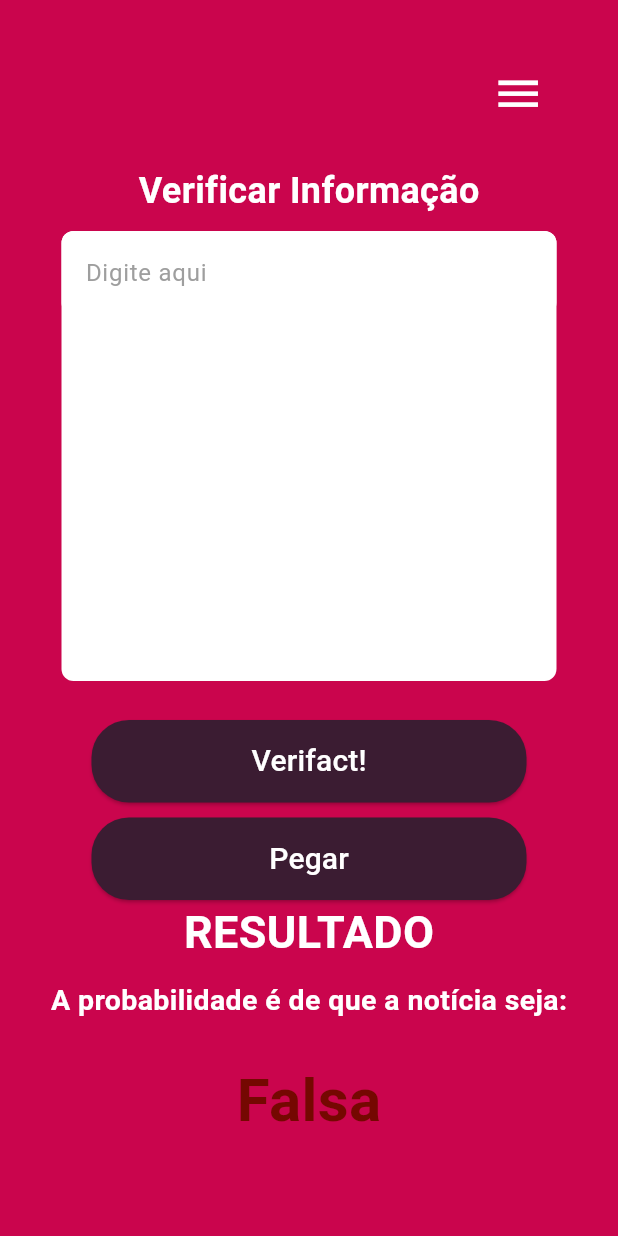
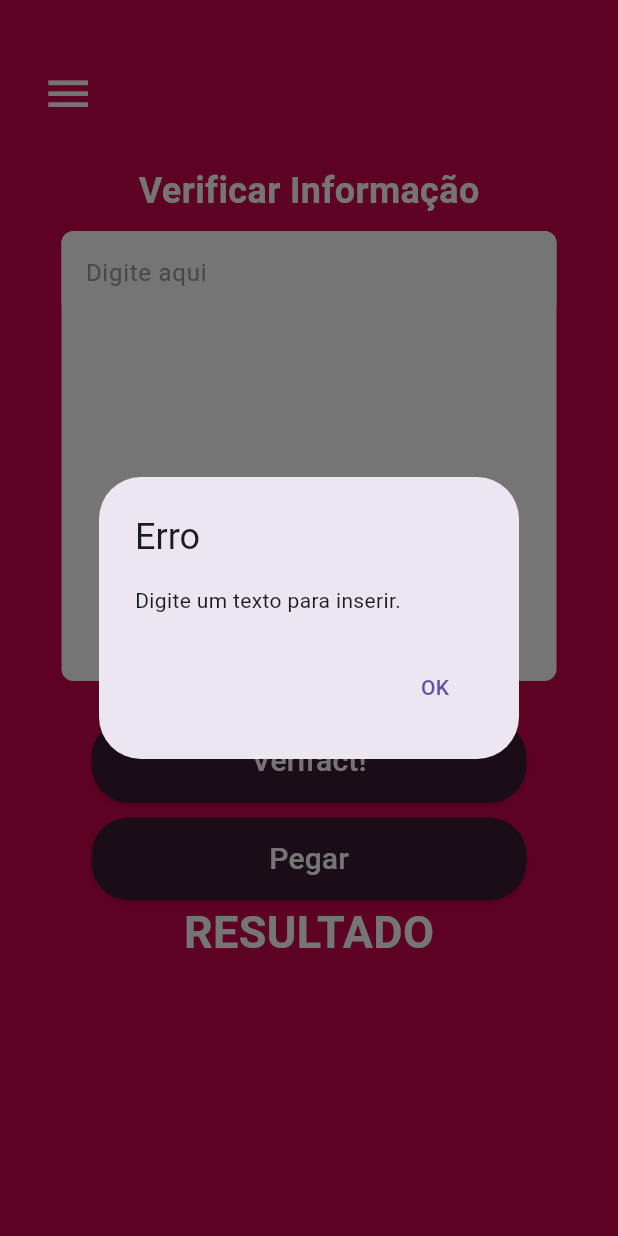
Before and after one commit to danieljmartins/projeto-interdisciplinar-quinto-semestre-mobile, a Flutter app: the Pesquisa screen opened directly, after a tap on "Verifact!", on a phone screen of 412 x 824 dp. Run offline on Flutter 3.47's test engine with Material 3 defaults, Android fonts, the phone set to English and light mode, and no system bars.

Commit message:
parte do bd

```diff
--- a/lib/pesquisa.dart
+++ b/lib/pesquisa.dart
@@ -3,57 +3,100 @@ import 'package:http/http.dart' as http;
 import 'dart:convert';
 import 'package:logging/logging.dart';
 
-class Pesquisa extends StatelessWidget {
-  const Pesquisa({super.key});
+class Pesquisa extends StatefulWidget {
+  const Pesquisa({Key? key}) : super(key: key);
+
+  @override
+  _PesquisaState createState() => _PesquisaState();
+}
+
+class _PesquisaState extends State<Pesquisa> {
+  final TextEditingController controller = TextEditingController();
+  final Logger logger = Logger('PesquisaLogger');
+  String resultado = '';
+
+  Future<void> inserirResultado(String texto) async {
+    final url = Uri.parse('http://10.0.2.2:5000/inserirTexto'); // Ajuste para o emulador Android
+
+    try {
+      final response = await http.post(
+        url,
+        headers: {'Content-Type': 'application/json'},
+        body: jsonEncode({'texto': texto}),
+      );
+
+      if (response.statusCode == 201) {
+        final responseData = jsonDecode(response.body);
+        logger.info('Resultado inserido com sucesso: ${responseData['id']}');
+      } else {
+        logger.warning('Falha ao inserir resultado. Status code: ${response.statusCode}');
+      }
+    } catch (error) {
+      logger.severe('Erro ao fazer a requisição: $error');
+    }
+  }
+
+Future<void> buscarResultado(BuildContext context) async {
+  try {
+    final response = await http.get(
+      Uri.parse('http://10.0.2.2:5000/resultado'),
+    );
+
+    if (response.statusCode == 200) {
+      // Decodifica a resposta para um mapa (objeto JSON)
+      Map<String, dynamic> responseData = jsonDecode(response.body);
+
+      // Verifica se o mapa possui as chaves esperadas
+      if (responseData.containsKey('id') && responseData.containsKey('resultado')) {
+        setState(() {
+          resultado = responseData['resultado'];
+        });
+      } else {
+        _showDialog(context, 'Formato de resposta inválido.');
+      }
+    } else {
+      _showDialog(context, 'Falha ao buscar resultados: ${response.reasonPhrase}');
+    }
+  } catch (error) {
+    _showDialog(context, 'Erro ao fazer a requisição: $error');
+  }
+}
+  void _showDialog(BuildContext context, String message) {
+    showDialog(
+      context: context,
+      builder: (BuildContext context) {
+        return AlertDialog(
+          title: const Text('Erro'),
+          content: Text(message),
+          actions: <Widget>[
+            TextButton(
+              onPressed: () {
+                Navigator.of(context).pop();
+              },
+              child: const Text('OK'),
+            ),
+          ],
+        );
+      },
+    );
+  }
 
   @override
   Widget build(BuildContext context) {
-    final TextEditingController controller = TextEditingController();
-    final Logger logger = Logger('PesquisaLogger');
-
-    Future<void> inserirResultado(String result) async {
-      final response = await http.post(
-        Uri.parse(
-            'postgresql://postgres:dfXFikymJcYDSjzLfAAPvJIQeOQKvCjD@monorail.proxy.rlwy.net:33482/railway/resultados'),
-        headers: {'Content-Type': 'application/json'},
-        body: jsonEncode({'result': result}),
-      );
-
-      if (response.statusCode == 201) {
-        logger.info('Resultado inserido com sucesso');
-      } else {
-        logger.warning('Falha ao inserir resultado');
-      }
-    }
-
-    Future<void> buscarResultado() async {
-      final response = await http.get(
-        Uri.parse(
-            'postgresql://postgres:dfXFikymJcYDSjzLfAAPvJIQeOQKvCjD@monorail.proxy.rlwy.net:33482/railway/resultados'),
-      );
-
-      if (response.statusCode == 200) {
-        logger.info('Resultado: ${response.body}');
-      } else {
-        logger.warning('Falha ao buscar resultados');
-      }
-    }
-
     return Scaffold(
       backgroundColor: const Color(0xFFCA054D),
       body: Stack(
         alignment: Alignment.topCenter,
         children: [
-          // Cabeçalho
           Positioned(
             top: 37.0,
-            left: 320.0,
+            left: 20.0,
             child: IconButton(
               icon: const Icon(Icons.menu),
               iconSize: 35.0,
               color: Colors.white,
               onPressed: () {
-                // não faz nada, botão estático
+                // Implementar ação desejada
               },
             ),
           ),
@@ -61,7 +104,6 @@ class Pesquisa extends StatelessWidget {
             top: 110.0,
             child: Column(
               children: [
-                // Título
                 const Text(
                   'Verificar Informação',
                   style: TextStyle(
@@ -71,8 +113,6 @@ class Pesquisa extends StatelessWidget {
                   ),
                 ),
                 const SizedBox(height: 10.0),
-
-                // Input
                 Container(
                   width: 330.0,
                   height: 300.0,
@@ -97,15 +137,18 @@ class Pesquisa extends StatelessWidget {
               ],
             ),
           ),
-
-          // Botão Verifact
           Positioned(
             width: 290.0,
             height: 55.0,
             top: 480.0,
             child: ElevatedButton(
               onPressed: () {
-                inserirResultado(controller.text);
+                final texto = controller.text;
+                if (texto.isNotEmpty) {
+                  inserirResultado(texto);
+                } else {
+                  _showDialog(context, 'Digite um texto para inserir.');
+                }
               },
               style: ElevatedButton.styleFrom(
                 backgroundColor: const Color(0xFF3B1C32),
@@ -122,15 +165,13 @@ class Pesquisa extends StatelessWidget {
               ),
             ),
           ),
-
-          // Botão Pegar
           Positioned(
             width: 290.0,
             height: 55.0,
             top: 545.0,
             child: ElevatedButton(
               onPressed: () {
-                buscarResultado();
+                buscarResultado(context);
               },
               style: ElevatedButton.styleFrom(
                 backgroundColor: const Color(0xFF3B1C32),
@@ -147,8 +188,6 @@ class Pesquisa extends StatelessWidget {
               ),
             ),
           ),
-
-          // Texto abaixo do botão
           const Positioned(
             top: 600.0,
             child: Text(
@@ -160,24 +199,13 @@ class Pesquisa extends StatelessWidget {
               ),
             ),
           ),
-          const Positioned(
-            top: 653.0,
+          Positioned(
+            top: 200.0, // Ajustar conforme necessário para evitar sobreposições
             child: Text(
-              'A probabilidade é de que a notícia seja:',
-              style: TextStyle(
+              resultado.isNotEmpty ? resultado : 'Nenhum resultado encontrado.',
+              style: const TextStyle(
                 color: Colors.white,
                 fontSize: 19.0,
-                fontWeight: FontWeight.bold,
-              ),
-            ),
-          ),
-          const Positioned(
-            top: 705.0,
-            child: Text(
-              'Falsa',
-              style: TextStyle(
-                color: Color.fromARGB(255, 117, 8, 1),
-                fontSize: 40.0,
                 fontWeight: FontWeight.bold,
               ),
             ),
```
